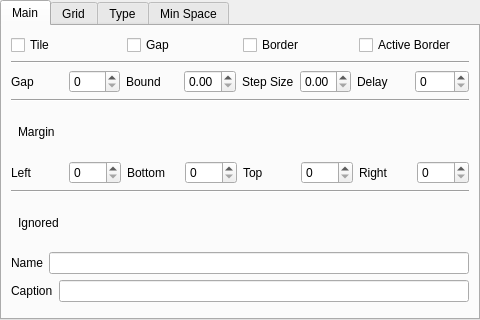
This is contents/ui/config.ui in lingtjien/Grid-Tiling-Kwin as Qt 5 draws it before an edit. The edited form follows.
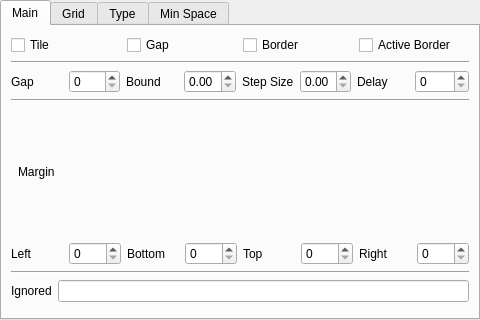
This is the edited form.

Commit message: remove client caption matching and provide more details on how to match client names using regex

Patch:
```diff
--- a/contents/ui/config.ui
+++ b/contents/ui/config.ui
@@ -215,40 +215,12 @@
               </property>
             </widget>
           </item>
-          <item>
-            <layout class="QHBoxLayout" name="layoutMainGroup4">
-              <item>
-                <spacer name="ignoredHeaderSpacerleft">
-                  <property name="orientation">
-                    <enum>Qt::Horizontal</enum>
-                  </property>
-                </spacer>
-              </item>
-              <item>
-                <widget class="QLabel" name="ignoredHeaderTitle">
-                  <property name="layoutDirection">
-                    <enum>Qt::LeftToRight</enum>
-                  </property>
-                  <property name="text">
-                    <string>Ignored</string>
-                  </property>
-                </widget>
-              </item>
-              <item>
-                <spacer name="ignoredHeaderSpacerRight">
-                  <property name="orientation">
-                    <enum>Qt::Horizontal</enum>
-                  </property>
-                </spacer>
-              </item>
-            </layout>
-          </item>
           <item>
             <layout class="QHBoxLayout" name="layoutIgnoredName">
               <item>
                 <widget class="QLabel" name="labelIgnoredName">
                   <property name="text">
-                    <string>Name</string>
+                    <string>Ignored</string>
                   </property>
                 </widget>
               </item>
@@ -257,23 +229,8 @@
                   <property name="text">
                     <string/>
                   </property>
-                </widget>
-              </item>
-            </layout>
-          </item>
-          <item>
-            <layout class="QHBoxLayout" name="layoutIgnoredCaption">
-              <item>
-                <widget class="QLabel" name="labelIgnoredCaption">
-                  <property name="text">
-                    <string>Caption</string>
-                  </property>
-                </widget>
-              </item>
-              <item>
-                <widget class="QLineEdit" name="kcfg_ignoredCaption">
-                  <property name="text">
-                    <string/>
+                  <property name="toolTip">
+                    <string>Apps not tiled if regex matches with name</string>
                   </property>
                 </widget>
               </item>
```
Left out of the diff: 62 changed lines with no effect on the pictures. The commit also changes 4 other files.
